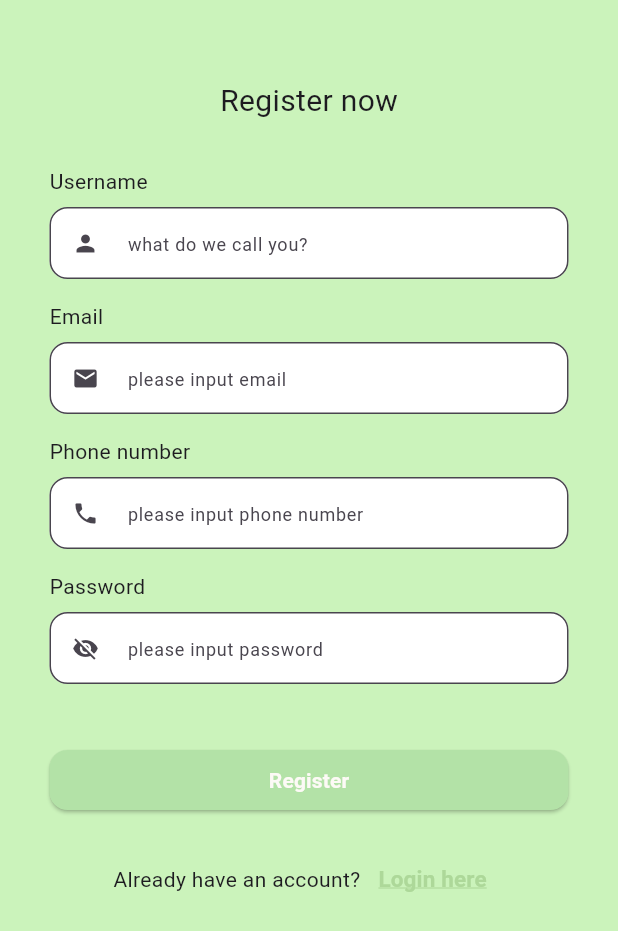
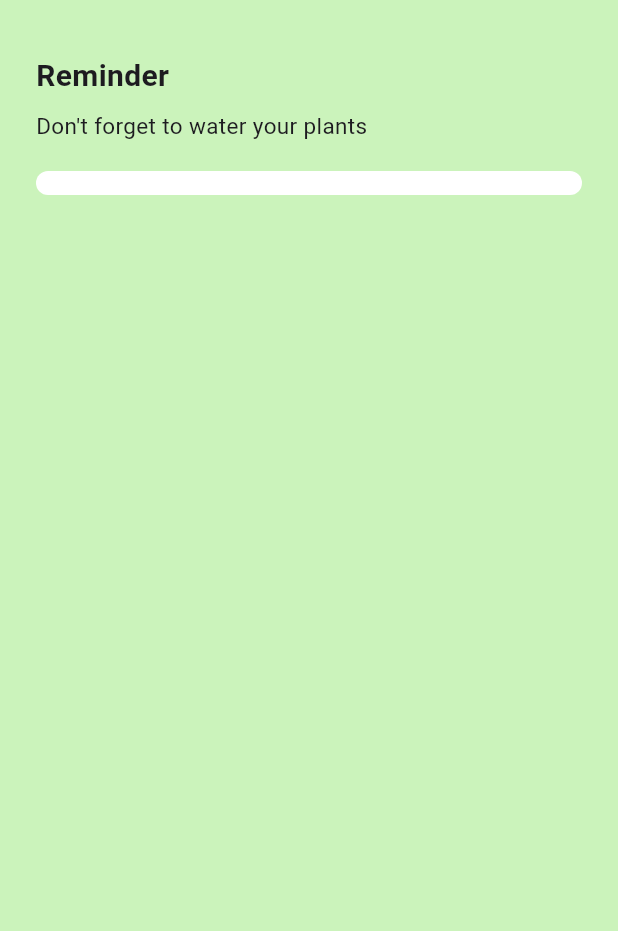
Before and after one commit to andraaae/a_green, a Flutter app: the screen it shows after launch, on a phone screen of 412 x 824 dp. Shown: the top 931 px of the screen. Run offline on Flutter 3.47's test engine with Material 3 defaults, Android fonts, the phone set to English and light mode, and no system bars; our stand-ins replace sqflite; accounts and stored records are empty.

Commit message:
update aGreen

```diff
--- a/lib/aGreen/models/user_model.dart
+++ b/lib/aGreen/models/user_model.dart
@@ -7,12 +7,15 @@ class UserModel {
   String? email;
   String? password;
   String? phone;
+  String? address;
+
   UserModel({
     this.id,
-    this.username,
-    this.email,
-    this.password,
+    required this.username,
+    required this.email,
+    required this.password,
     this.phone,
+    this.address,
   });
 
   Map<String, dynamic> toMap() {
@@ -22,6 +25,7 @@ class UserModel {
       'email': email,
       'password': password,
       'phone': phone,
+      'address': address,
     };
   }
 
@@ -32,6 +36,7 @@ class UserModel {
       email: map['email'] as String,
       password: map['password'] as String,
       phone: map['phone'] as String,
+      address: map['address'] as String,
     );
   }
 
--- /dev/null
+++ b/lib/aGreen/view/reminder_agreen.dart
@@ -0,0 +1,49 @@
+import 'package:flutter/material.dart';
+
+class ReminderAgreen extends StatefulWidget {
+  const ReminderAgreen({super.key});
+
+  @override
+  State<ReminderAgreen> createState() => _ReminderAgreenState();
+}
+
+class _ReminderAgreenState extends State<ReminderAgreen> {
+  @override
+  Widget build(BuildContext context) {
+    return Scaffold(
+      backgroundColor: const Color(0xffCBF3BB),
+      body: Padding(
+        padding: const EdgeInsets.all(16),
+        child: SingleChildScrollView(
+          padding: EdgeInsets.all(8.0),
+          child: Column(
+            crossAxisAlignment: CrossAxisAlignment.start,
+            children: [
+              SizedBox(height: 12),
+              Text(
+                'Reminder',
+                style: TextStyle(fontSize: 20, fontWeight: FontWeight.bold),
+              ),
+              SizedBox(height: 8),
+              Text(
+                "Don't forget to water your plants",
+                style: TextStyle(fontSize: 15),
+              ),
+              SizedBox(height: 20),
+              Center(
+                child: Container(
+                  padding: EdgeInsets.all(8),
+                  width: double.infinity,
+                  decoration: BoxDecoration(
+                    color: Colors.white,
+                    borderRadius: BorderRadius.circular(15),
+                  ),
+                ),
+              ),
+            ],
+          ),
+        ),
+      ),
+    );
+  }
+}
--- a/lib/main.dart
+++ b/lib/main.dart
@@ -1,6 +1,9 @@
 import 'package:a_green/aGreen/view/first_page_agreen.dart';
+import 'package:a_green/aGreen/view/home_page_agreen.dart';
 import 'package:a_green/aGreen/view/login_agreen.dart';
 import 'package:a_green/aGreen/view/register_agreen.dart';
+import 'package:a_green/aGreen/view/reminder_agreen.dart';
+import 'package:a_green/aGreen/view/welcome_page.dart';
 import 'package:flutter/material.dart';
 
 void main() {
@@ -33,7 +36,7 @@ class MyApp extends StatelessWidget {
         // tested with just a hot reload.
         colorScheme: ColorScheme.fromSeed(seedColor: Colors.deepPurple),
       ),
-      home: RegisterAgreen(),
+      home: ReminderAgreen(),
     );
   }
 }
--- a/pubspec.yaml
+++ b/pubspec.yaml
@@ -54,9 +54,9 @@ flutter:
   # the material Icons class.
   uses-material-design: true
   # To add assets to your application, add an assets section, like this:
-  # assets:
-  #   - images/a_dot_burr.jpeg
-  #   - images/a_dot_ham.jpeg
+  assets:
+    - assets/images/
+  #  - images/a_dot_ham.jpeg
   # An image asset can refer to one or more resolution-specific "variants", see
   # https://flutter.dev/to/resolution-aware-images
   # For details regarding adding assets from package dependencies, see
```
Also changed, not shown: lib/aGreen/database/db_helper.dart (+14 -17 lines), lib/aGreen/view/home_page_agreen.dart (+107 -9 lines), lib/aGreen/view/login_agreen.dart (+35 -14 lines), lib/aGreen/view/register_agreen.dart (+22 -7 lines), lib/aGreen/view/welcome_page.dart (added, +67 -0 lines), assets/images/orchid.jpg (added), lib/aGreen/view/splash_screen.dart (renamed from lib/aGreen/models/splash_screen.dart).
